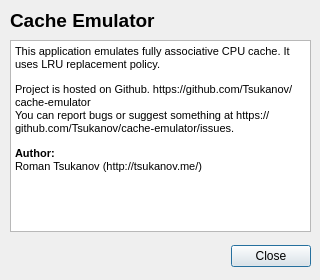
First picture: the form in ui/AboutDialog.ui, repository gentlecat/cache-emulator, before the edit.
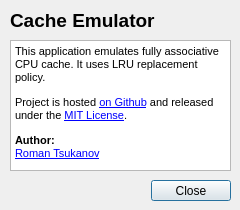
Second picture: the form after the edit.

The edit to the form file:
```diff
--- a/ui/AboutDialog.ui
+++ b/ui/AboutDialog.ui
@@ -6,20 +6,20 @@
    <rect>
     <x>0</x>
     <y>0</y>
-    <width>320</width>
-    <height>280</height>
+    <width>240</width>
+    <height>210</height>
    </rect>
   </property>
   <property name="minimumSize">
    <size>
-    <width>320</width>
-    <height>280</height>
+    <width>240</width>
+    <height>210</height>
    </size>
   </property>
   <property name="maximumSize">
    <size>
-    <width>320</width>
-    <height>280</height>
+    <width>240</width>
+    <height>210</height>
    </size>
   </property>
   <property name="windowTitle">
@@ -32,9 +32,9 @@
    <property name="geometry">
     <rect>
      <x>10</x>
-     <y>240</y>
-     <width>301</width>
-     <height>32</height>
+     <y>180</y>
+     <width>221</width>
+     <height>21</height>
     </rect>
    </property>
    <property name="orientation">
@@ -69,8 +69,8 @@
     <rect>
      <x>10</x>
      <y>40</y>
-     <width>301</width>
-     <height>192</height>
+     <width>221</width>
+     <height>131</height>
     </rect>
    </property>
    <property name="html">
@@ -78,9 +78,9 @@
 &lt;html&gt;&lt;head&gt;&lt;meta name=&quot;qrichtext&quot; content=&quot;1&quot; /&gt;&lt;style type=&quot;text/css&quot;&gt;
 p, li { white-space: pre-wrap; }
 &lt;/style&gt;&lt;/head&gt;&lt;body style=&quot; font-family:'MS Shell Dlg 2'; font-size:8.25pt; font-weight:400; font-style:normal;&quot;&gt;
-&lt;p style=&quot; margin-top:12px; margin-bottom:12px; margin-left:0px; margin-right:0px; -qt-block-indent:0; text-indent:0px;&quot;&gt;&lt;span style=&quot; font-size:8pt;&quot;&gt;This application emulates fully associative CPU cache. It uses LRU replacement policy.&lt;/span&gt;&lt;/p&gt;
-&lt;p style=&quot; margin-top:12px; margin-bottom:12px; margin-left:0px; margin-right:0px; -qt-block-indent:0; text-indent:0px;&quot;&gt;&lt;span style=&quot; font-size:8pt;&quot;&gt;Project is hosted on Github. https://github.com/Tsukanov/cache-emulator&lt;br /&gt;You can report bugs or suggest something at https://github.com/Tsukanov/cache-emulator/issues.&lt;/span&gt;&lt;/p&gt;
-&lt;p style=&quot; margin-top:12px; margin-bottom:12px; margin-left:0px; margin-right:0px; -qt-block-indent:0; text-indent:0px;&quot;&gt;&lt;span style=&quot; font-size:8pt; font-weight:600;&quot;&gt;Author:&lt;/span&gt;&lt;span style=&quot; font-size:8pt;&quot;&gt;&lt;br /&gt;Roman Tsukanov (http://tsukanov.me/)&lt;/span&gt;&lt;/p&gt;&lt;/body&gt;&lt;/html&gt;</string>
+&lt;p style=&quot; margin-top:12px; margin-bottom:12px; margin-left:0px; margin-right:0px; -qt-block-indent:0; text-indent:0px;&quot;&gt;&lt;span style=&quot; font-size:8pt;&quot;&gt;This application emulates fully associative CPU cache. It uses LRU replacement policy. &lt;/span&gt;&lt;/p&gt;
+&lt;p style=&quot; margin-top:12px; margin-bottom:12px; margin-left:0px; margin-right:0px; -qt-block-indent:0; text-indent:0px;&quot;&gt;&lt;span style=&quot; font-size:8pt;&quot;&gt;Project is hosted &lt;/span&gt;&lt;a href=&quot;https://github.com/Tsukanov/cache-emulator/&quot;&gt;&lt;span style=&quot; font-size:8pt; text-decoration: underline; color:#0000ff;&quot;&gt;on Github&lt;/span&gt;&lt;/a&gt;&lt;span style=&quot; font-size:8pt;&quot;&gt; and released under the &lt;/span&gt;&lt;a href=&quot;http://www.opensource.org/licenses/MIT&quot;&gt;&lt;span style=&quot; font-size:8pt; text-decoration: underline; color:#0000ff;&quot;&gt;MIT License&lt;/span&gt;&lt;/a&gt;&lt;span style=&quot; font-size:8pt;&quot;&gt;. &lt;/span&gt;&lt;/p&gt;
+&lt;p style=&quot; margin-top:12px; margin-bottom:12px; margin-left:0px; margin-right:0px; -qt-block-indent:0; text-indent:0px;&quot;&gt;&lt;span style=&quot; font-size:8pt; font-weight:600;&quot;&gt;Author:&lt;/span&gt;&lt;span style=&quot; font-size:8pt;&quot;&gt;&lt;br /&gt;&lt;/span&gt;&lt;a href=&quot;http://tsukanov.me/&quot;&gt;&lt;span style=&quot; font-size:8pt; text-decoration: underline; color:#0000ff;&quot;&gt;Roman Tsukanov&lt;/span&gt;&lt;/a&gt;&lt;/p&gt;&lt;/body&gt;&lt;/html&gt;</string>
    </property>
    <property name="openExternalLinks">
     <bool>true</bool>
```
